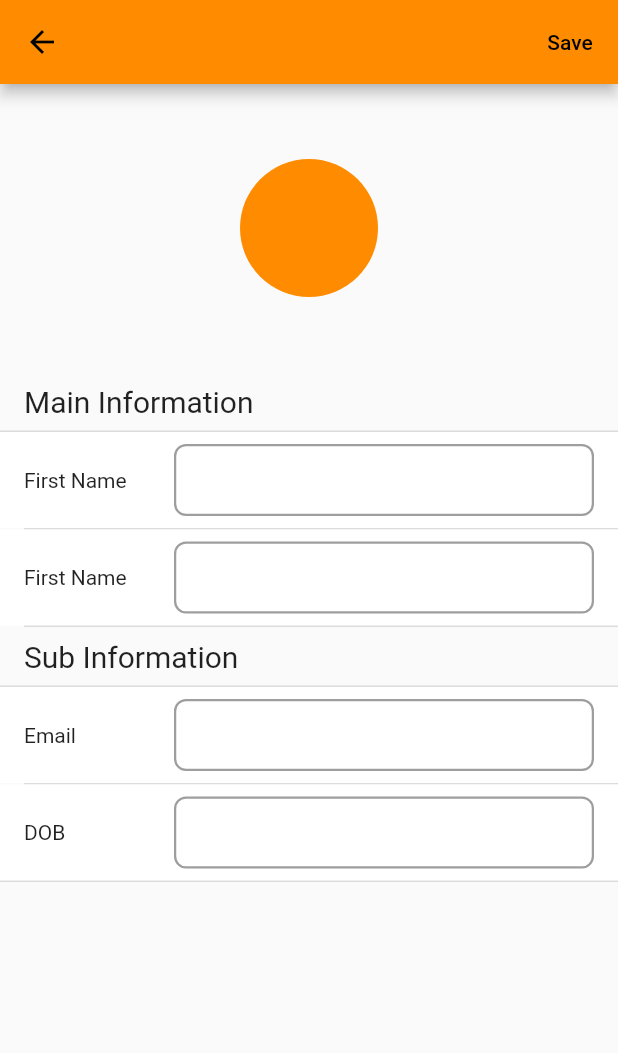
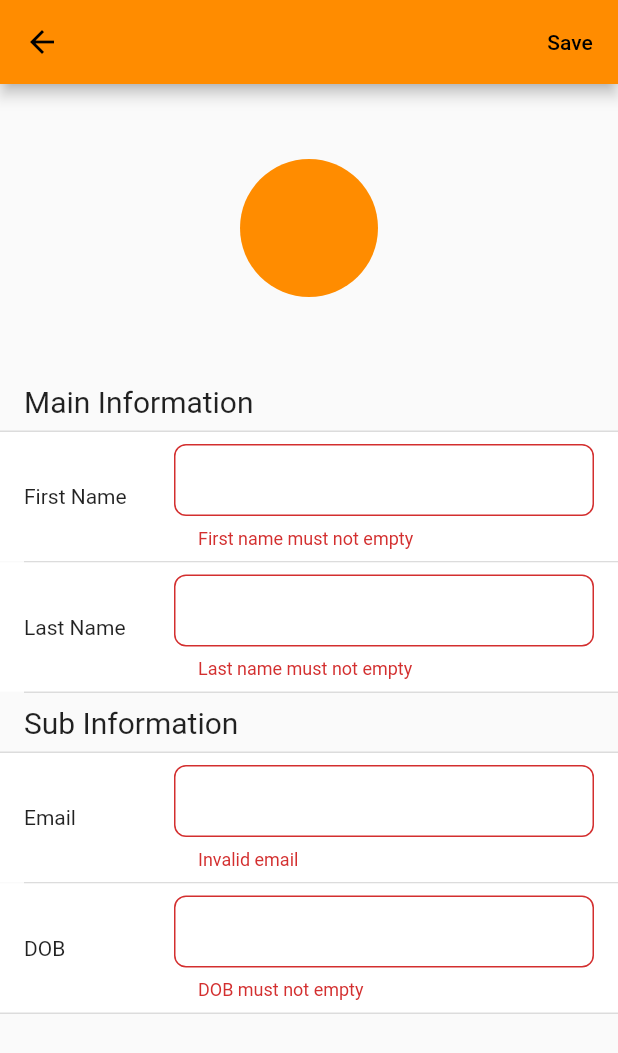
Before and after one commit to imammuhtadi/trinitytest, a Flutter app: the CreateUserScreen screen opened directly, after a tap on "Save", on a phone screen of 412 x 824 dp. Shown: the top 1053 px of the screen. Run offline on Flutter 3.47's test engine with Material 2 defaults, Android fonts, the phone set to English and light mode, and no system bars.

Commit message:
extra time 30 min

```diff
--- /dev/null
+++ b/lib/core/string_extension.dart
@@ -0,0 +1,15 @@
+extension ExtString on String {
+  bool get isValidEmail {
+    final emailRegExp = RegExp(r"^[a-zA-Z0-9.]+@[a-zA-Z0-9]+\.[a-zA-Z]+");
+    return emailRegExp.hasMatch(this);
+  }
+
+  bool get isNotEmpty {
+    return this != '';
+  }
+
+  bool get isValidPhone {
+    final phoneRegExp = RegExp(r"^\+?0[0-9]{10}$");
+    return phoneRegExp.hasMatch(this);
+  }
+}
--- a/lib/presentation/create_user/create_user_screen.dart
+++ b/lib/presentation/create_user/create_user_screen.dart
@@ -1,5 +1,6 @@
 import 'package:flutter/material.dart';
 import 'package:provider/provider.dart';
+import 'package:trinitytest/core/string_extension.dart';
 import 'package:trinitytest/core/widget/edittext.dart';
 import 'package:trinitytest/provider/user/user_provider.dart';
 
@@ -11,31 +12,28 @@ class CreateUserScreen extends StatefulWidget {
 }
 
 class _CreateUserScreenState extends State<CreateUserScreen> {
-  late UserProvider _userProvider;
+  late UserProvider userProvider;
+  final _formKey = GlobalKey<FormState>();
 
   @override
   void initState() {
     super.initState();
-    _userProvider = UserProvider();
-    _userProvider.getUsers();
   }
 
   @override
   Widget build(BuildContext context) {
-    return ChangeNotifierProvider(
-      create: (BuildContext context) => _userProvider,
-      builder: (context, child) => _buildPage(context),
-    );
-  }
-
-  Widget _buildPage(BuildContext context) {
-    final userState = Provider.of<UserProvider>(context).state;
+    userProvider = Provider.of<UserProvider>(context);
 
     return Scaffold(
       appBar: AppBar(
         actions: [
           TextButton(
-            onPressed: () {},
+            onPressed: () {
+              if (_formKey.currentState!.validate()) {
+                userProvider.createUser();
+                Navigator.pop(context);
+              }
+            },
             child: const Text(
               'Save',
               style: TextStyle(color: Colors.black),
@@ -44,6 +42,8 @@ class _CreateUserScreenState extends State<CreateUserScreen> {
         ],
       ),
       body: SingleChildScrollView(
+        child: Form(
+          key: _formKey,
           child: Column(
             crossAxisAlignment: CrossAxisAlignment.start,
             children: [
@@ -58,12 +58,23 @@ class _CreateUserScreenState extends State<CreateUserScreen> {
               const Divider(thickness: 1, height: 1),
               Container(
                 color: Colors.white,
-              padding: const EdgeInsets.symmetric(vertical: 8, horizontal: 16),
+                padding:
+                    const EdgeInsets.symmetric(vertical: 8, horizontal: 16),
                 child: Row(
                   children: [
                     const SizedBox(width: 100, child: Text('First Name')),
                     Expanded(
-                    child: Edittext(controller: userState.firstNameController),
+                      child: Edittext(
+                        controller: userProvider.state.firstNameController,
+                        onChanged: ((value) =>
+                            _formKey.currentState!.validate()),
+                        validator: (val) {
+                          if (!val!.isNotEmpty) {
+                            return 'First name must not empty';
+                          }
+                          return null;
+                        },
+                      ),
                     ),
                   ],
                 ),
@@ -71,12 +82,23 @@ class _CreateUserScreenState extends State<CreateUserScreen> {
               const Divider(thickness: 1, indent: 16, height: 1),
               Container(
                 color: Colors.white,
-              padding: const EdgeInsets.symmetric(vertical: 8, horizontal: 16),
+                padding:
+                    const EdgeInsets.symmetric(vertical: 8, horizontal: 16),
                 child: Row(
                   children: [
-                  const SizedBox(width: 100, child: Text('First Name')),
+                    const SizedBox(width: 100, child: Text('Last Name')),
                     Expanded(
-                    child: Edittext(controller: userState.lastNameController),
+                      child: Edittext(
+                        controller: userProvider.state.lastNameController,
+                        onChanged: ((value) =>
+                            _formKey.currentState!.validate()),
+                        validator: (val) {
+                          if (!val!.isNotEmpty) {
+                            return 'Last name must not empty';
+                          }
+                          return null;
+                        },
+                      ),
                     ),
                   ],
                 ),
@@ -89,12 +111,21 @@ class _CreateUserScreenState extends State<CreateUserScreen> {
               const Divider(thickness: 1, height: 1),
               Container(
                 color: Colors.white,
-              padding: const EdgeInsets.symmetric(vertical: 8, horizontal: 16),
+                padding:
+                    const EdgeInsets.symmetric(vertical: 8, horizontal: 16),
                 child: Row(
                   children: [
                     const SizedBox(width: 100, child: Text('Email')),
                     Expanded(
-                    child: Edittext(controller: userState.firstNameController),
+                      child: Edittext(
+                        controller: userProvider.state.emailController,
+                        onChanged: ((value) =>
+                            _formKey.currentState!.validate()),
+                        validator: (val) {
+                          if (!val!.isValidEmail) return 'Invalid email';
+                          return null;
+                        },
+                      ),
                     ),
                   ],
                 ),
@@ -102,12 +133,23 @@ class _CreateUserScreenState extends State<CreateUserScreen> {
               const Divider(thickness: 1, indent: 16, height: 1),
               Container(
                 color: Colors.white,
-              padding: const EdgeInsets.symmetric(vertical: 8, horizontal: 16),
+                padding:
+                    const EdgeInsets.symmetric(vertical: 8, horizontal: 16),
                 child: Row(
                   children: [
                     const SizedBox(width: 100, child: Text('DOB')),
                     Expanded(
-                    child: Edittext(controller: userState.lastNameController),
+                      child: Edittext(
+                        controller: userProvider.state.bithdayController,
+                        onChanged: ((value) =>
+                            _formKey.currentState!.validate()),
+                        validator: (val) {
+                          if (!val!.isNotEmpty) {
+                            return 'DOB must not empty';
+                          }
+                          return null;
+                        },
+                      ),
                     ),
                   ],
                 ),
@@ -116,6 +158,7 @@ class _CreateUserScreenState extends State<CreateUserScreen> {
             ],
           ),
         ),
+      ),
     );
   }
 }
```
Also changed, not shown: lib/presentation/home/home_screen.dart (+11 -19 lines), lib/provider/user/user_provider.dart (+17 -1 lines). Lines whose indentation alone changed are shown as unchanged.
